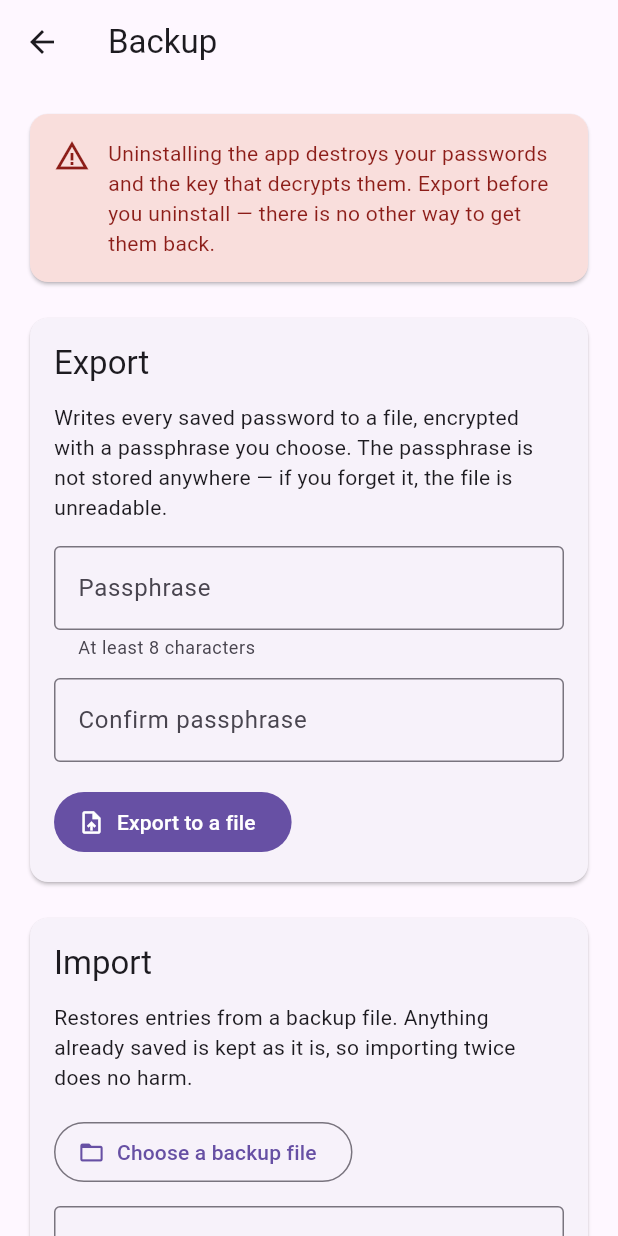
After one commit to aaqilmodak29/password-generator, a Flutter app: the BackupPage screen opened directly, on a phone screen of 412 x 824 dp. The commit adds this screen. Run offline on Flutter 3.47's test engine with Material 3 defaults, Android fonts, the phone set to English and light mode, and no system bars; our stand-ins replace file_picker, flutter_secure_storage, local_auth, sqflite_sqlcipher; missing offline and left inert: cryptography, file_saver; accounts and stored records are empty.

Commit message:
feat(backup): encrypted export and import, so an uninstall is survivable
Uninstalling destroyed the SQLCipher database and the secure-storage key that
decrypts it, with no way to get either back. That made the app a one-way door:
there was no route from one install to another, and no answer to a lost or
replaced phone.

It also blocks the move to signed releases. An APK only updates an installed
app when the signing key matches, so switching from the per-machine debug key
to a real release key needs an uninstall — which, today, would take every
saved password with it. This has to land, and be used, before that happens.

The file is encrypted rather than plain JSON. It holds every credential the
user owns and has to survive sitting in Downloads for as long as it takes to
reinstall; a plain export would be readable by anything with storage access,
making the backup a bigger risk than not having one. PBKDF2-HMAC-SHA256 at
210k iterations derives the key, AES-256-GCM encrypts, and salt and nonce are
fresh per export so identical data never produces an identical file. GCM
authenticates, so a damaged or altered file is refused rather than decrypted
into nonsense.

Import matches on the stored uuid and skips entries already present, so
importing twice is harmless and a restore never overwrites a password changed
since the backup was taken. It runs in a transaction: a failure part-way
through leaves the database as it was rather than half-restored.

Also here, because CI in the next change runs analyze and test and both were
failing before this:

  * test/widget_test.dart was Flutter's counter boilerplate, asserting on a
    counter this app has never had. Removed, and replaced with tests that
    cover the round trip, a wrong passphrase, a tampered payload, and the
    guarantee that no password appears in cleartext in the file.
  * Two ScaffoldMessenger lookups moved to before their await. Both sat in
    builder closures, where the State's `mounted` says nothing about whether
    that context is still alive. Same behaviour, no longer a lint.
  * print -> debugPrint, braces on single-statement for bodies, and `path`
    declared in pubspec rather than relied on transitively.

```diff
--- /dev/null
+++ b/lib/pages/backup_page.dart
@@ -0,0 +1,280 @@
+import 'dart:convert';
+import 'dart:typed_data';
+
+import 'package:file_picker/file_picker.dart';
+import 'package:file_saver/file_saver.dart';
+import 'package:flutter/material.dart';
+
+import 'package:password_generator/services/backup_service.dart';
+import 'package:password_generator/services/local_storage_service.dart';
+
+/// Export and import of the password database.
+///
+/// Uninstalling destroys the database and the key that decrypts it, so without
+/// this page there is no way off a given install — including the move from a
+/// debug-signed build to a signed release, which requires an uninstall.
+class BackupPage extends StatefulWidget {
+  const BackupPage({super.key});
+
+  @override
+  State<BackupPage> createState() => _BackupPageState();
+}
+
+class _BackupPageState extends State<BackupPage> {
+  final _exportPass = TextEditingController();
+  final _exportConfirm = TextEditingController();
+  final _importPass = TextEditingController();
+
+  bool _busy = false;
+  String? _pickedName;
+  Uint8List? _pickedBytes;
+
+  @override
+  void dispose() {
+    _exportPass.dispose();
+    _exportConfirm.dispose();
+    _importPass.dispose();
+    super.dispose();
+  }
+
+  void _say(String message, {bool bad = false}) {
+    if (!mounted) return;
+    ScaffoldMessenger.of(context).showSnackBar(
+      SnackBar(
+        content: Text(message),
+        backgroundColor: bad ? Theme.of(context).colorScheme.error : null,
+        duration: const Duration(seconds: 5),
+      ),
+    );
+  }
+
+  Future<void> _export() async {
+    if (_exportPass.text != _exportConfirm.text) {
+      _say('The two passphrases do not match.', bad: true);
+      return;
+    }
+
+    setState(() => _busy = true);
+    try {
+      final entries = await DatabaseService.instance.getAddedPasswords();
+      if (entries.isEmpty) {
+        _say('There is nothing saved to export.', bad: true);
+        return;
+      }
+
+      final contents =
+          await BackupService.export(entries, _exportPass.text);
+
+      final saved = await FileSaver.instance.saveAs(
+        name: BackupService.suggestedName(DateTime.now()),
+        bytes: Uint8List.fromList(utf8.encode(contents)),
+        fileExtension: 'pgbackup',
+        mimeType: MimeType.custom,
+        customMimeType: 'application/json',
+      );
+
+      // saveAs returns null when the user backs out of the system dialog.
+      if (saved == null) {
+        _say('Export cancelled — nothing was written.');
+        return;
+      }
+
+      _exportPass.clear();
+      _exportConfirm.clear();
+      _say('Exported ${entries.length} entries. Keep the passphrase safe — '
+          'without it the file cannot be opened.');
+    } on BackupException catch (e) {
+      _say(e.message, bad: true);
+    } catch (e) {
+      _say('Export failed — $e', bad: true);
+    } finally {
+      if (mounted) setState(() => _busy = false);
+    }
+  }
+
+  Future<void> _pick() async {
+    // withData so the bytes come back inline; the picked file may live behind a
+    // content:// URI with no readable path on Android.
+    final result = await FilePicker.pickFiles(
+      dialogTitle: 'Choose a backup file',
+      type: FileType.any,
+      withData: true,
+    );
+    final file = result?.files.singleOrNull;
+    if (file?.bytes == null) return;
+
+    setState(() {
+      _pickedName = file!.name;
+      _pickedBytes = file.bytes;
+    });
+  }
+
+  Future<void> _import() async {
+    final bytes = _pickedBytes;
+    if (bytes == null) {
+      _say('Choose a backup file first.', bad: true);
+      return;
+    }
+
+    setState(() => _busy = true);
+    try {
+      final entries = await BackupService.import(
+        utf8.decode(bytes),
+        _importPass.text,
+      );
+      final result = await DatabaseService.instance.importPasswords(entries);
+
+      _importPass.clear();
+      setState(() {
+        _pickedName = null;
+        _pickedBytes = null;
+      });
+
+      _say(result.skipped == 0
+          ? 'Restored ${result.added} entries.'
+          : 'Restored ${result.added} entries. '
+              '${result.skipped} were already here and were left alone.');
+    } on BackupException catch (e) {
+      _say(e.message, bad: true);
+    } catch (e) {
+      _say('Import failed — $e', bad: true);
+    } finally {
+      if (mounted) setState(() => _busy = false);
+    }
+  }
+
+  @override
+  Widget build(BuildContext context) {
+    final theme = Theme.of(context);
+
+    return Scaffold(
+      appBar: AppBar(title: const Text('Backup')),
+      body: AbsorbPointer(
+        absorbing: _busy,
+        child: ListView(
+          padding: const EdgeInsets.all(16),
+          children: [
+            Card(
+              color: theme.colorScheme.errorContainer,
+              child: Padding(
+                padding: const EdgeInsets.all(16),
+                child: Row(
+                  crossAxisAlignment: CrossAxisAlignment.start,
+                  children: [
+                    Icon(Icons.warning_amber,
+                        color: theme.colorScheme.onErrorContainer),
+                    const SizedBox(width: 12),
+                    Expanded(
+                      child: Text(
+                        'Uninstalling the app destroys your passwords and the '
+                        'key that decrypts them. Export before you uninstall — '
+                        'there is no other way to get them back.',
+                        style: TextStyle(
+                            color: theme.colorScheme.onErrorContainer),
+                      ),
+                    ),
+                  ],
+                ),
+              ),
+            ),
+            const SizedBox(height: 16),
+
+            _section(
+              title: 'Export',
+              children: [
+                const Text(
+                  'Writes every saved password to a file, encrypted with a '
+                  'passphrase you choose. The passphrase is not stored '
+                  'anywhere — if you forget it, the file is unreadable.',
+                ),
+                const SizedBox(height: 16),
+                TextField(
+                  controller: _exportPass,
+                  obscureText: true,
+                  decoration: const InputDecoration(
+                    labelText: 'Passphrase',
+                    helperText:
+                        'At least ${BackupService.minPassphraseLength} characters',
+                    border: OutlineInputBorder(),
+                  ),
+                ),
+                const SizedBox(height: 12),
+                TextField(
+                  controller: _exportConfirm,
+                  obscureText: true,
+                  decoration: const InputDecoration(
+                    labelText: 'Confirm passphrase',
+                    border: OutlineInputBorder(),
+                  ),
+                ),
+                const SizedBox(height: 16),
+                FilledButton.icon(
+                  onPressed: _busy ? null : _export,
+                  icon: const Icon(Icons.upload_file),
+                  label: const Text('Export to a file'),
+                ),
+              ],
+            ),
+            const SizedBox(height: 16),
+
+            _section(
+              title: 'Import',
+              children: [
+                const Text(
+                  'Restores entries from a backup file. Anything already saved '
+                  'is kept as it is, so importing twice does no harm.',
+                ),
+                const SizedBox(height: 16),
+                OutlinedButton.icon(
+                  onPressed: _busy ? null : _pick,
+                  icon: const Icon(Icons.folder_open),
+                  label: Text(_pickedName ?? 'Choose a backup file'),
+                ),
+                const SizedBox(height: 12),
+                TextField(
+                  controller: _importPass,
+                  obscureText: true,
+                  decoration: const InputDecoration(
+                    labelText: 'Passphrase',
+                    border: OutlineInputBorder(),
+                  ),
+                ),
+                const SizedBox(height: 16),
+                FilledButton.icon(
+                  onPressed: _busy ? null : _import,
+                  icon: const Icon(Icons.download),
+                  label: const Text('Restore'),
+                ),
+              ],
+            ),
+
+            if (_busy) ...[
+              const SizedBox(height: 24),
+              const Center(child: CircularProgressIndicator()),
+              const SizedBox(height: 8),
+              const Center(
+                child: Text('Working — this takes a moment by design.'),
+              ),
+            ],
+          ],
+        ),
+      ),
+    );
+  }
+
+  Widget _section({required String title, required List<Widget> children}) {
+    return Card(
+      child: Padding(
+        padding: const EdgeInsets.all(16),
+        child: Column(
+          crossAxisAlignment: CrossAxisAlignment.start,
+          children: [
+            Text(title, style: Theme.of(context).textTheme.titleLarge),
+            const SizedBox(height: 12),
+            ...children,
+          ],
+        ),
+      ),
+    );
+  }
+}
--- a/lib/pages/home_nav.dart
+++ b/lib/pages/home_nav.dart
@@ -1,4 +1,5 @@
 import 'package:flutter/material.dart';
+import 'backup_page.dart';
 import 'password_generator_page.dart';
 import 'view_passwords.dart';
 
@@ -15,6 +16,7 @@ class _HomeNavState extends State<HomeNav> {
   final _pages = const [
     PasswordGeneratorPage(),
     ViewPasswords(),
+    BackupPage(),
   ];
 
   @override
@@ -36,6 +38,10 @@ class _HomeNavState extends State<HomeNav> {
             icon: Icon(Icons.list_alt),
             label: 'Passwords',
           ),
+          BottomNavigationBarItem(
+            icon: Icon(Icons.backup),
+            label: 'Backup',
+          ),
         ],
       ),
     );
--- /dev/null
+++ b/lib/services/backup_service.dart
@@ -0,0 +1,206 @@
+import 'dart:convert';
+import 'dart:math';
+import 'dart:typed_data';
+
+import 'package:cryptography/cryptography.dart';
+
+import 'package:password_generator/model/passwords.dart';
+
+/// Reading a backup failed. The message is safe to show the user.
+class BackupException implements Exception {
+  const BackupException(this.message);
+  final String message;
+  @override
+  String toString() => message;
+}
+
+/// Encrypted export and import of the password database.
+///
+/// This exists because uninstalling the app destroys both the SQLCipher
+/// database and the key that decrypts it, so there was previously no way to
+/// move passwords to a new install — including the one needed to switch from a
+/// debug-signed build to a signed release.
+///
+/// The file is encrypted rather than plain JSON because it holds every
+/// credential the user owns and has to survive sitting in Downloads. A plain
+/// export would be readable by anything with storage access, which would make
+/// the backup a bigger risk than not having one.
+class BackupService {
+  /// Identifies our own files, so picking the wrong one fails clearly instead
+  /// of as a decryption error that reads like a wrong passphrase.
+  static const formatId = 'password-generator-backup';
+  static const formatVersion = 1;
+
+  /// PBKDF2 work factor. Deliberately slow: the passphrase is the only thing
+  /// standing between a stolen file and every password in it, so guessing has
+  /// to be expensive. Stored in the file so it can be raised later without
+  /// stranding backups written at the old value.
+  static const _iterations = 210000;
+
+  /// Short passphrases make the KDF's cost irrelevant — the search space is
+  /// small enough to brute force whatever the iteration count.
+  static const minPassphraseLength = 8;
+
+  static final _rng = Random.secure();
+
+  static Uint8List _randomBytes(int n) =>
+      Uint8List.fromList(List<int>.generate(n, (_) => _rng.nextInt(256)));
+
+  static Future<SecretKey> _deriveKey(String passphrase, List<int> salt) {
+    return Pbkdf2(
+      macAlgorithm: Hmac.sha256(),
+      iterations: _iterations,
+      bits: 256,
+    ).deriveKeyFromPassword(password: passphrase, nonce: salt);
+  }
+
+  /// Encrypts [entries] under [passphrase] and returns the file's contents.
+  ///
+  /// A fresh salt and nonce are generated per export, so exporting the same
+  /// passwords twice under the same passphrase produces different files and
+  /// reveals nothing by comparison.
+  static Future<String> export(
+    List<Passwords> entries,
+    String passphrase,
+  ) async {
+    if (passphrase.length < minPassphraseLength) {
+      throw const BackupException(
+        'Use a passphrase of at least $minPassphraseLength characters.',
+      );
+    }
+
+    final plain = utf8.encode(
+      jsonEncode({
+        'exportedAt': DateTime.now().toUtc().toIso8601String(),
+        'entries': entries
+            .map((e) => {
+                  'id': e.id,
+                  'name': e.name,
+                  'webName': e.webName,
+                  'webURL': e.webURL,
+                  'pwd': e.pwd,
+                })
+            .toList(),
+      }),
+    );
+
+    final salt = _randomBytes(16);
+    final nonce = _randomBytes(12);
+    final box = await AesGcm.with256bits().encrypt(
+      plain,
+      secretKey: await _deriveKey(passphrase, salt),
+      nonce: nonce,
+    );
+
+    // Pretty-printed so the envelope is legible; the payload is opaque anyway.
+    return const JsonEncoder.withIndent('  ').convert({
+      'format': formatId,
+      'version': formatVersion,
+      'kdf': {
+        'algorithm': 'pbkdf2-hmac-sha256',
+        'iterations': _iterations,
+        'salt': base64.encode(salt),
+      },
+      'cipher': {
+        'algorithm': 'aes-gcm-256',
+        'nonce': base64.encode(nonce),
+        'mac': base64.encode(box.mac.bytes),
+      },
+      'payload': base64.encode(box.cipherText),
+    });
+  }
+
+  /// Decrypts a file produced by [export].
+  ///
+  /// Throws [BackupException] with a message worth showing: the difference
+  /// between "this is not a backup file" and "that passphrase is wrong"
+  /// decides what the user should try next.
+  static Future<List<Passwords>> import(
+    String contents,
+    String passphrase,
+  ) async {
+    Map<String, dynamic> envelope;
+    try {
+      final decoded = jsonDecode(contents);
+      if (decoded is! Map<String, dynamic>) throw const FormatException();
+      envelope = decoded;
+    } on FormatException {
+      throw const BackupException(
+        'That file is not a Password Generator backup.',
+      );
+    }
+
+    if (envelope['format'] != formatId) {
+      throw const BackupException(
+        'That file is not a Password Generator backup.',
+      );
+    }
+    // Guards against a future format being read by an older build, which would
+    // otherwise surface as a confusing decryption failure.
+    final version = envelope['version'];
+    if (version is! int || version > formatVersion) {
+      throw const BackupException(
+        'That backup was written by a newer version of the app. Update, then '
+        'import it again.',
+      );
+    }
+
+    final int iterations;
+    final List<int> salt, nonce, mac, payload;
+    try {
+      final kdf = envelope['kdf'] as Map<String, dynamic>;
+      final cipher = envelope['cipher'] as Map<String, dynamic>;
+      iterations = kdf['iterations'] as int;
+      salt = base64.decode(kdf['salt'] as String);
+      nonce = base64.decode(cipher['nonce'] as String);
+      mac = base64.decode(cipher['mac'] as String);
+      payload = base64.decode(envelope['payload'] as String);
+    } catch (_) {
+      throw const BackupException('That backup file is damaged.');
+    }
+
+    final key = await Pbkdf2(
+      macAlgorithm: Hmac.sha256(),
+      iterations: iterations,
+      bits: 256,
+    ).deriveKeyFromPassword(password: passphrase, nonce: salt);
+
+    final List<int> clear;
+    try {
+      clear = await AesGcm.with256bits().decrypt(
+        SecretBox(payload, nonce: nonce, mac: Mac(mac)),
+        secretKey: key,
+      );
+    } on SecretBoxAuthenticationError {
+      // GCM cannot tell a wrong key from a tampered file; a wrong passphrase is
+      // overwhelmingly the likelier of the two, so say that.
+      throw const BackupException(
+        'Wrong passphrase, or the file has been altered.',
+      );
+    }
+
+    try {
+      final data = jsonDecode(utf8.decode(clear)) as Map<String, dynamic>;
+      return (data['entries'] as List)
+          .cast<Map<String, dynamic>>()
+          .map((e) => Passwords(
+                id: e['id'] as String,
+                name: e['name'] as String,
+                webName: e['webName'] as String,
+                webURL: e['webURL'] as String? ?? '',
+                pwd: e['pwd'] as String,
+              ))
+          .toList();
+    } catch (_) {
+      throw const BackupException('That backup file is damaged.');
+    }
+  }
+
+  /// The filename to suggest, dated so successive exports do not overwrite
+  /// each other.
+  static String suggestedName(DateTime now) {
+    String two(int n) => n.toString().padLeft(2, '0');
+    return 'password-generator-backup-'
+        '${now.year}-${two(now.month)}-${two(now.day)}';
+  }
+}
--- a/pubspec.yaml
+++ b/pubspec.yaml
@@ -42,6 +42,10 @@ dependencies:
   flutter_secure_storage: ^9.2.4
   uuid: ^4.5.1
   local_auth: ^2.2.0
+  cryptography: ^2.9.0
+  file_saver: ^0.3.1
+  file_picker: ^11.0.3
+  path: ^1.9.1
 
 dev_dependencies:
   flutter_test:
```
Also changed, not shown: lib/pages/password_generator_page.dart (+6 -2 lines), lib/pages/view_passwords.dart (+18 -6 lines), lib/services/local_storage_service.dart (+45 -3 lines), pubspec.lock, 8 other files.
